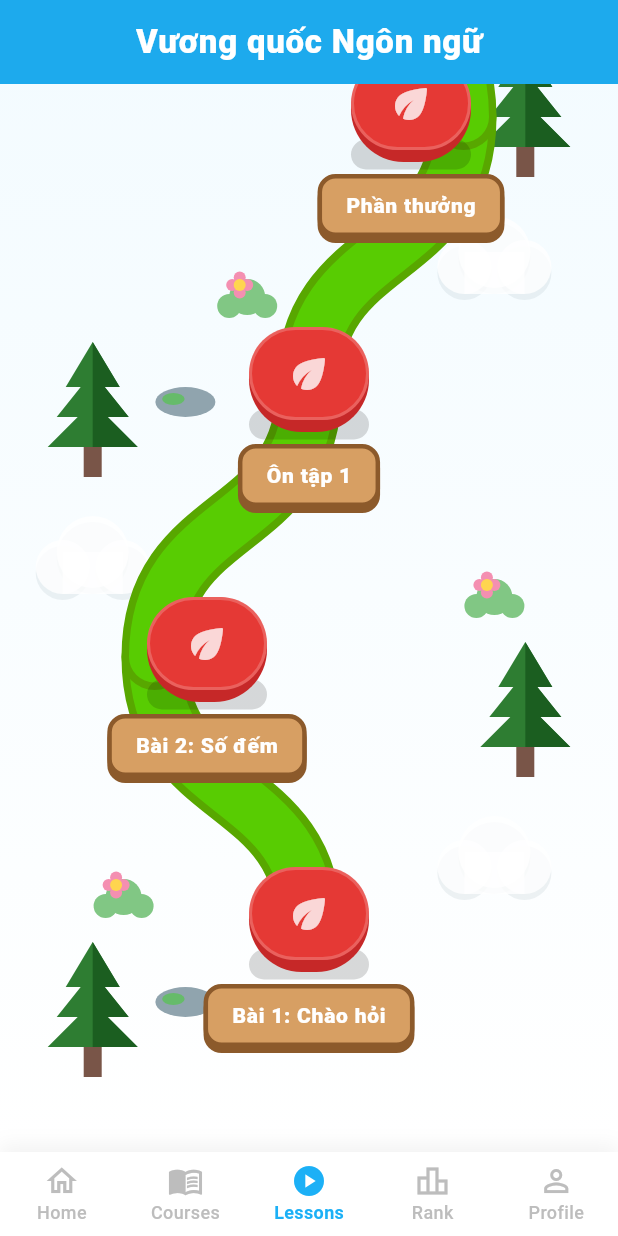
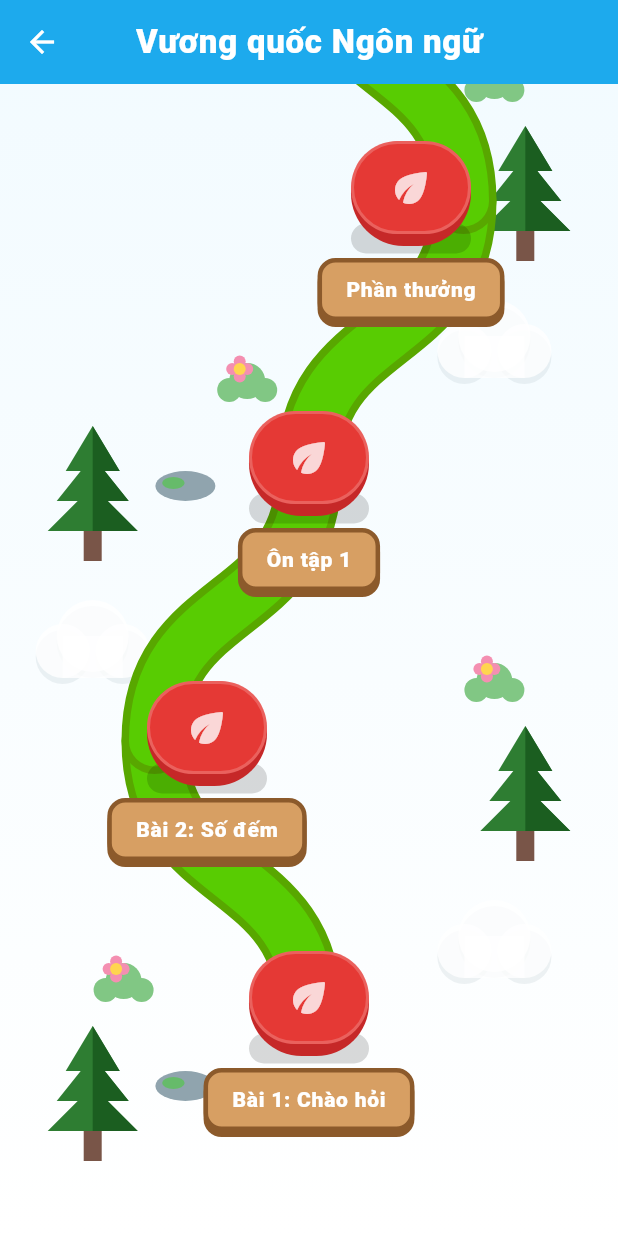
Before and after one commit to anhtuank28/NhismLingo, a Flutter app: the screen it shows once a user with an empty profile is signed in, scrolled down 232 dp, after a tap on "Continue", on a phone screen of 412 x 824 dp. Run offline on Flutter 3.47's test engine with Material 3 defaults, Android fonts, the light colour scheme and no system bars; our stand-ins replace easy_localization, flutter_dotenv, flutter_riverpod, flutter_tts, go_router, google_fonts and 2 more; accounts and stored records are empty; network calls fail.

Commit message:
feat(home): update up next card widget

```diff
--- a/lib/features/home/presentation/widgets/up_next_card.dart
+++ b/lib/features/home/presentation/widgets/up_next_card.dart
@@ -151,7 +151,7 @@ class UpNextCard extends StatelessWidget {
               // Continue Button
               ElevatedButton.icon(
                 onPressed: () {
-                  context.go('/lessons');
+                  context.push('/lessons/mock_course_id_here'); // Tạm thời dùng mock_course_id
                 },
                 icon: const Icon(Icons.play_arrow_rounded, size: 16),
                 label: const Text('Continue'),
```
